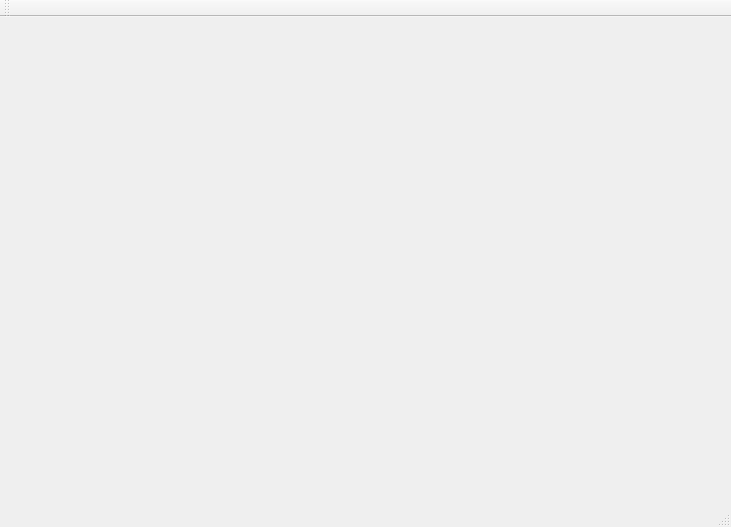
The window that Sources/Engine46Editor/Engine46Editor.ui (yuuxuu/Engine46) describes before a commit, drawn with Qt 5.
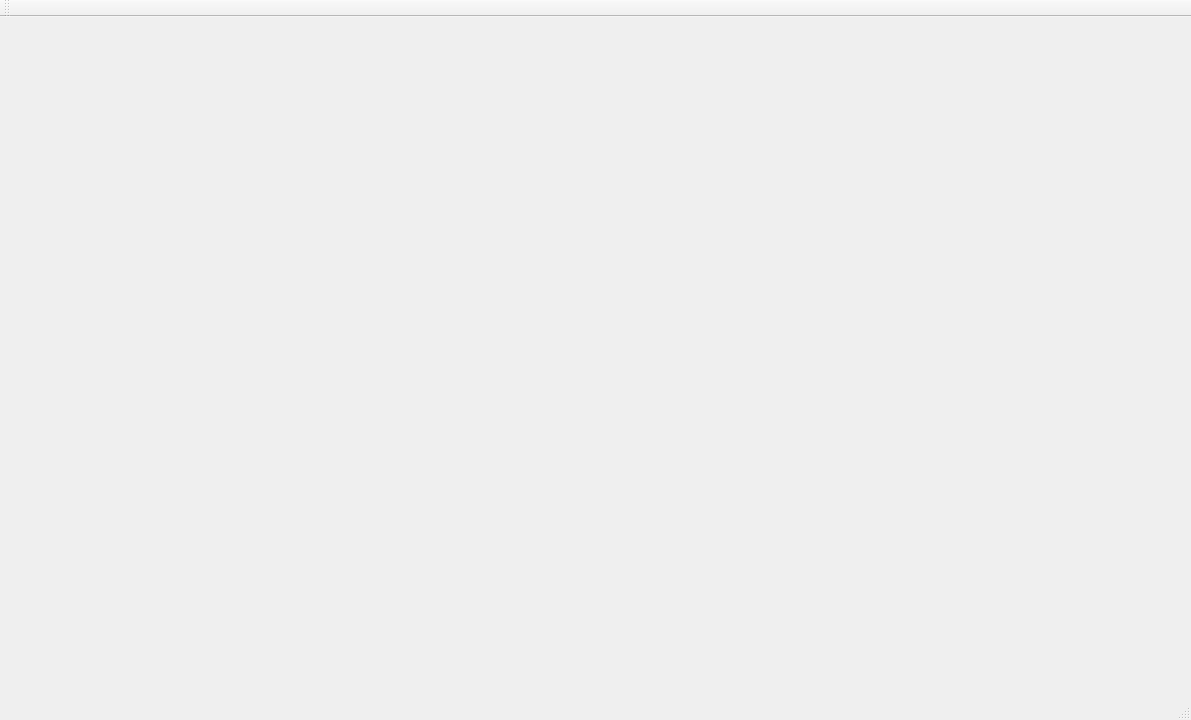
The same window after the commit.

Diff of the .ui file:
```diff
--- a/Sources/Engine46Editor/Engine46Editor.ui
+++ b/Sources/Engine46Editor/Engine46Editor.ui
@@ -6,8 +6,8 @@
    <rect>
     <x>0</x>
     <y>0</y>
-    <width>731</width>
-    <height>527</height>
+    <width>1191</width>
+    <height>720</height>
    </rect>
   </property>
   <property name="windowTitle">
```
Left out of the diff: 10 changed lines with no effect on the pictures.
